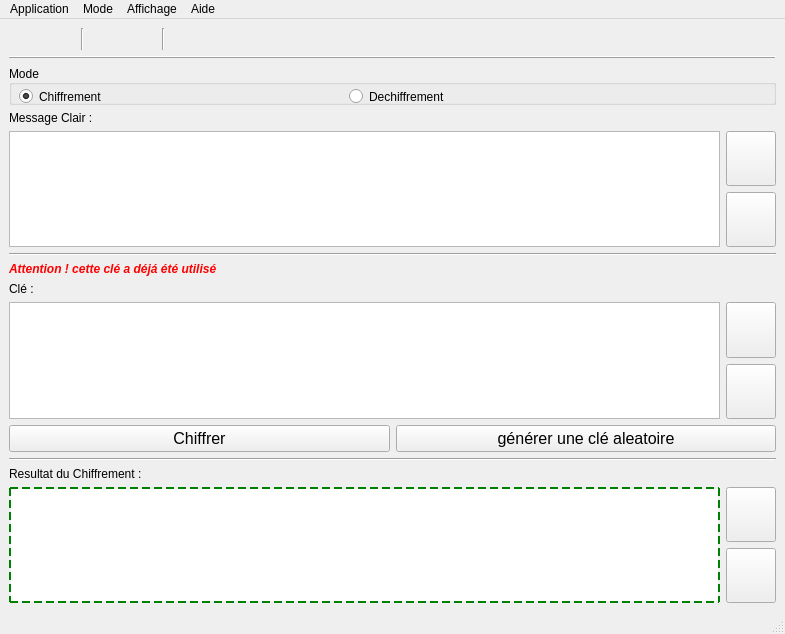
bemmofulbert/Vernam_crypt_App, file mainwindow.ui: the form before one commit.
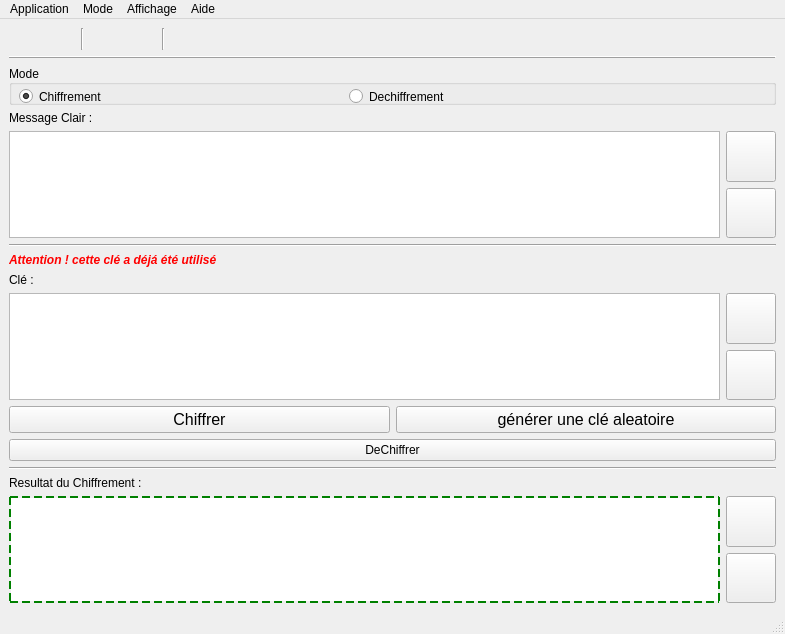
The form after the commit. Icons and pictures are not drawn.

Commit message: Correction du bug de langue sur les boutons chiffrer&dechiffer

Diff of the .ui file:
```diff
--- a/mainwindow.ui
+++ b/mainwindow.ui
@@ -587,6 +587,11 @@
      </layout>
     </item>
     <item>
+     <layout class="QVBoxLayout" name="verticalLayout">
+      <property name="topMargin">
+       <number>0</number>
+      </property>
+      <item>
      <layout class="QHBoxLayout" name="horizontalLayout">
       <property name="topMargin">
        <number>0</number>
@@ -650,6 +655,18 @@
         </property>
         <property name="autoExclusive">
          <bool>false</bool>
+          </property>
+         </widget>
+        </item>
+       </layout>
+      </item>
+      <item>
+       <widget class="QPushButton" name="but_deChiff">
+        <property name="text">
+         <string>DeChiffrer</string>
+        </property>
+        <property name="icon">
+         <iconset theme="accessories-calculator"/>
         </property>
        </widget>
       </item>
```
Left out of the diff: 2 changed lines with no effect on the pictures. Lines whose indentation alone changed are shown as unchanged. The commit also changes 4 other files.
